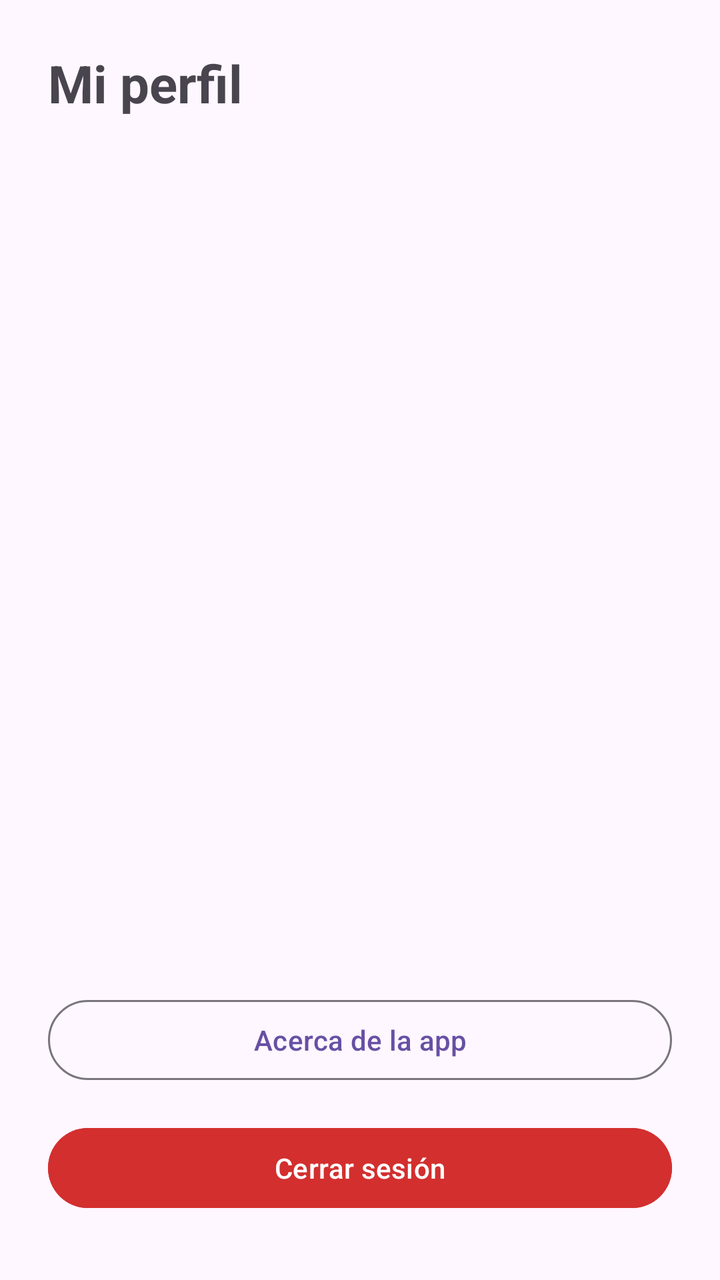
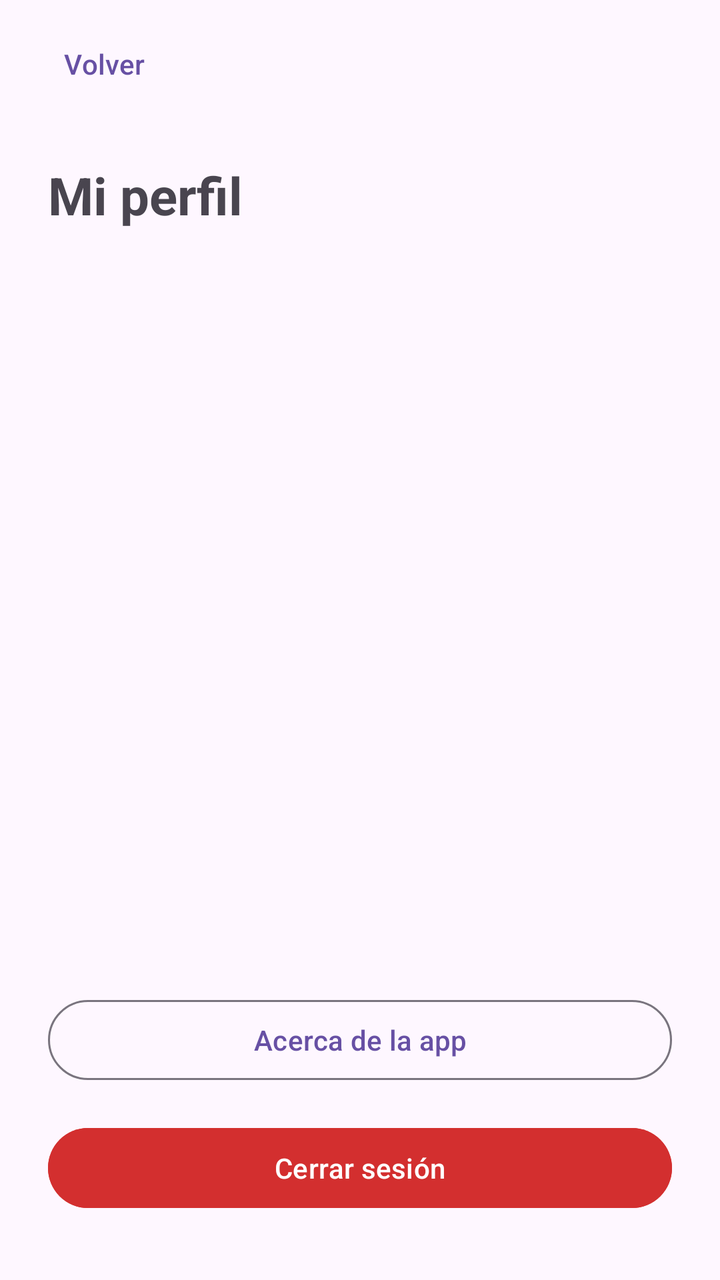

The first picture is an Android layout as it rendered before a commit; the second is the same layout after the commit. The layout source and the unified diff follow.
<!-- AndroidManifest.xml: application theme Theme.Proyecto -->
<!-- res/layout/activity_perfil.xml -->
<?xml version="1.0" encoding="utf-8"?>
<androidx.constraintlayout.widget.ConstraintLayout xmlns:android="http://schemas.android.com/apk/res/android"
    xmlns:app="http://schemas.android.com/apk/res-auto"
    xmlns:tools="http://schemas.android.com/tools"
    android:id="@+id/main"
    android:layout_width="match_parent"
    android:layout_height="match_parent"
    tools:context=".PerfilActivity">

    <TextView
        android:id="@+id/tvTituloPerfil"
        android:layout_width="0dp"
        android:layout_height="wrap_content"
        android:layout_marginStart="24dp"
        android:layout_marginTop="24dp"
        android:layout_marginEnd="24dp"
        android:text="@string/perfil_titulo"
        android:textSize="26sp"
        android:textStyle="bold"
        app:layout_constraintEnd_toEndOf="parent"
        app:layout_constraintStart_toStartOf="parent"
        app:layout_constraintTop_toTopOf="parent" />

    <TextView
        android:id="@+id/tvNombrePerfil"
        android:layout_width="0dp"
        android:layout_height="wrap_content"
        android:layout_marginStart="24dp"
        android:layout_marginTop="32dp"
        android:layout_marginEnd="24dp"
        android:textSize="18sp"
        app:layout_constraintEnd_toEndOf="parent"
        app:layout_constraintStart_toStartOf="parent"
        app:layout_constraintTop_toBottomOf="@id/tvTituloPerfil" />

    <TextView
        android:id="@+id/tvCorreoPerfil"
        android:layout_width="0dp"
        android:layout_height="wrap_content"
        android:layout_marginStart="24dp"
        android:layout_marginTop="16dp"
        android:layout_marginEnd="24dp"
        android:textSize="18sp"
        app:layout_constraintEnd_toEndOf="parent"
        app:layout_constraintStart_toStartOf="parent"
        app:layout_constraintTop_toBottomOf="@id/tvNombrePerfil" />

    <TextView
        android:id="@+id/tvCarreraPerfil"
        android:layout_width="0dp"
        android:layout_height="wrap_content"
        android:layout_marginStart="24dp"
        android:layout_marginTop="16dp"
        android:layout_marginEnd="24dp"
        android:textSize="18sp"
        app:layout_constraintEnd_toEndOf="parent"
        app:layout_constraintStart_toStartOf="parent"
        app:layout_constraintTop_toBottomOf="@id/tvCorreoPerfil" />

    <TextView
        android:id="@+id/tvSedePerfil"
        android:layout_width="0dp"
        android:layout_height="wrap_content"
        android:layout_marginStart="24dp"
        android:layout_marginTop="16dp"
        android:layout_marginEnd="24dp"
        android:textSize="18sp"
        app:layout_constraintEnd_toEndOf="parent"
        app:layout_constraintStart_toStartOf="parent"
        app:layout_constraintTop_toBottomOf="@id/tvCarreraPerfil" />

    <TextView
        android:id="@+id/tvHorasPerfil"
        android:layout_width="0dp"
        android:layout_height="wrap_content"
        android:layout_marginStart="24dp"
        android:layout_marginTop="16dp"
        android:layout_marginEnd="24dp"
        android:textSize="18sp"
        android:textStyle="bold"
        app:layout_constraintEnd_toEndOf="parent"
        app:layout_constraintStart_toStartOf="parent"
        app:layout_constraintTop_toBottomOf="@id/tvSedePerfil" />

    <com.google.android.material.button.MaterialButton
        android:id="@+id/btnAcerca"
        style="?attr/materialButtonOutlinedStyle"
        android:layout_width="0dp"
        android:layout_height="wrap_content"
        android:layout_marginStart="24dp"
        android:layout_marginEnd="24dp"
        android:layout_marginBottom="16dp"
        android:text="@string/btn_acerca"
        app:layout_constraintBottom_toTopOf="@id/btnCerrarSesion"
        app:layout_constraintEnd_toEndOf="parent"
        app:layout_constraintStart_toStartOf="parent" />

    <com.google.android.material.button.MaterialButton
        android:id="@+id/btnCerrarSesion"
        android:layout_width="0dp"
        android:layout_height="wrap_content"
        android:layout_marginStart="24dp"
        android:layout_marginEnd="24dp"
        android:layout_marginBottom="32dp"
        android:backgroundTint="@color/rojo_cerrar"
        android:text="@string/btn_cerrar_sesion"
        android:textColor="@android:color/white"
        app:layout_constraintBottom_toBottomOf="parent"
        app:layout_constraintEnd_toEndOf="parent"
        app:layout_constraintStart_toStartOf="parent" />

</androidx.constraintlayout.widget.ConstraintLayout>
<!-- resources referenced by this layout -->
<resources>
  <color name="rojo_cerrar">#D32F2F</color>
  <string name="btn_acerca">Acerca de la app</string>
  <string name="btn_cerrar_sesion">Cerrar sesión</string>
  <string name="perfil_titulo">Mi perfil</string>
  <style name="Theme.Proyecto" parent="Base.Theme.Proyecto" />
  <style name="Base.Theme.Proyecto" parent="Theme.Material3.DayNight.NoActionBar">
          
          
      </style>
</resources>

<!-- the commit's change to res/layout/activity_perfil.xml (unified diff, before → after) -->
@@ -6,6 +6,17 @@
     android:layout_width="match_parent"
     android:layout_height="match_parent"
     tools:context=".PerfilActivity">
+
+    <com.google.android.material.button.MaterialButton
+        android:id="@+id/btnVolver"
+        style="?attr/borderlessButtonStyle"
+        android:layout_width="wrap_content"
+        android:layout_height="wrap_content"
+        android:layout_marginStart="8dp"
+        android:layout_marginTop="8dp"
+        android:text="@string/btn_volver"
+        app:layout_constraintStart_toStartOf="parent"
+        app:layout_constraintTop_toTopOf="parent" />
 
     <TextView
         android:id="@+id/tvTituloPerfil"
@@ -19,7 +30,7 @@
         android:textStyle="bold"
         app:layout_constraintEnd_toEndOf="parent"
         app:layout_constraintStart_toStartOf="parent"
-        app:layout_constraintTop_toTopOf="parent" />
+        app:layout_constraintTop_toBottomOf="@id/btnVolver" />
 
     <TextView
         android:id="@+id/tvNombrePerfil"
<!-- resource entries referenced after the edit -->
@@ -3,6 +3,7 @@
   <color name="rojo_cerrar">#D32F2F</color>
   <string name="btn_acerca">Acerca de la app</string>
   <string name="btn_cerrar_sesion">Cerrar sesión</string>
+  <string name="btn_volver">Volver</string>
   <string name="perfil_titulo">Mi perfil</string>
   <style name="Theme.Proyecto" parent="Base.Theme.Proyecto" />
   <style name="Base.Theme.Proyecto" parent="Theme.Material3.DayNight.NoActionBar">
